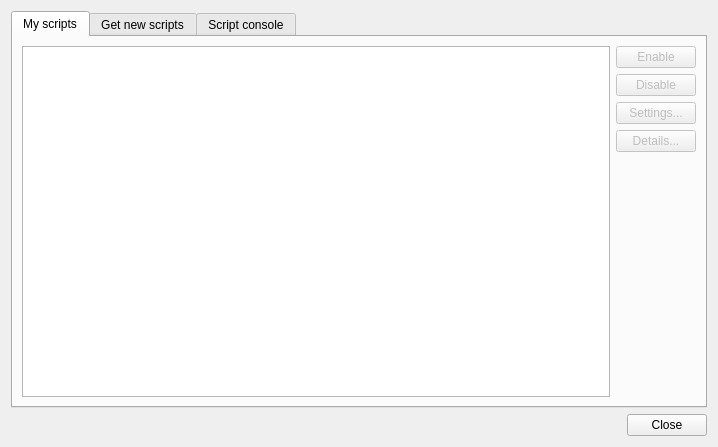
Qt form src/scripting/scriptdialog.ui (clementine-player/Clementine) before a commit.
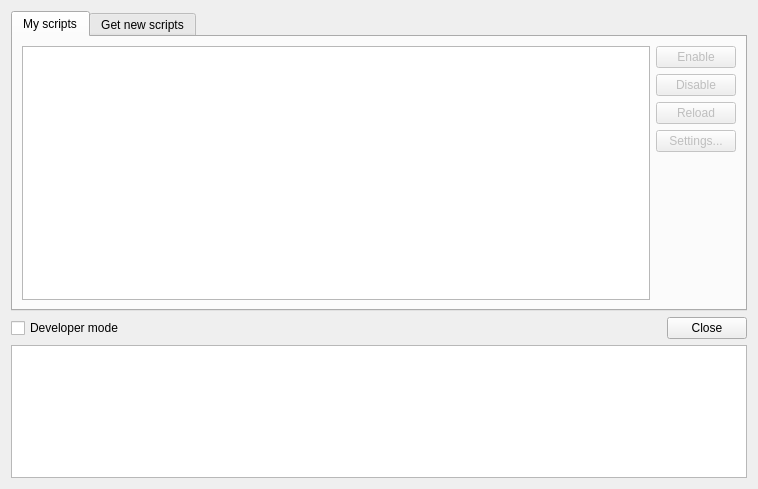
The same form after that commit. The open tabs and pages were chosen to show the change. Custom widgets are drawn as their Qt base class.

Commit message: Move the script console into a developer mode extension

Patch:
```diff
--- a/src/scripting/scriptdialog.ui
+++ b/src/scripting/scriptdialog.ui
@@ -6,8 +6,8 @@
    <rect>
     <x>0</x>
     <y>0</y>
-    <width>718</width>
-    <height>447</height>
+    <width>758</width>
+    <height>489</height>
    </rect>
   </property>
   <property name="windowTitle">
@@ -15,7 +15,13 @@
   </property>
   <layout class="QVBoxLayout" name="verticalLayout_2">
    <item>
-    <widget class="ScriptDialogTabWidget" name="tab_widget">
+    <widget class="QTabWidget" name="tab_widget">
+     <property name="minimumSize">
+      <size>
+       <width>0</width>
+       <height>300</height>
+      </size>
+     </property>
      <property name="currentIndex">
       <number>2</number>
      </property>
@@ -49,6 +55,16 @@
            </property>
           </widget>
          </item>
+         <item>
+          <widget class="QPushButton" name="reload">
+           <property name="enabled">
+            <bool>false</bool>
+           </property>
+           <property name="text">
+            <string>Reload</string>
+           </property>
+          </widget>
+         </item>
          <item>
           <widget class="QPushButton" name="settings">
            <property name="enabled">
@@ -59,16 +75,6 @@
            </property>
           </widget>
          </item>
-         <item>
-          <widget class="QPushButton" name="details">
-           <property name="enabled">
-            <bool>false</bool>
-           </property>
-           <property name="text">
-            <string>Details...</string>
-           </property>
-          </widget>
-         </item>
          <item>
           <spacer name="verticalSpacer">
            <property name="orientation">
@@ -91,45 +97,47 @@
        <string>Get new scripts</string>
       </attribute>
      </widget>
-     <widget class="QWidget" name="console_tab">
-      <attribute name="title">
-       <string>Script console</string>
-      </attribute>
-      <layout class="QVBoxLayout" name="verticalLayout_3">
-       <item>
-        <widget class="QTextEdit" name="console">
-         <property name="readOnly">
-          <bool>true</bool>
-         </property>
-         <property name="textInteractionFlags">
-          <set>Qt::TextSelectableByKeyboard|Qt::TextSelectableByMouse</set>
-         </property>
-        </widget>
-       </item>
-      </layout>
-     </widget>
     </widget>
    </item>
    <item>
-    <widget class="QDialogButtonBox" name="button_box">
-     <property name="orientation">
-      <enum>Qt::Horizontal</enum>
+    <layout class="QHBoxLayout" name="horizontalLayout_2">
+     <item>
+      <widget class="QCheckBox" name="developer_mode">
+       <property name="text">
+        <string>Developer mode</string>
+       </property>
+      </widget>
+     </item>
+     <item>
+      <widget class="QDialogButtonBox" name="button_box">
+       <property name="orientation">
+        <enum>Qt::Horizontal</enum>
+       </property>
+       <property name="standardButtons">
+        <set>QDialogButtonBox::Close</set>
+       </property>
+      </widget>
+     </item>
+    </layout>
+   </item>
+   <item>
+    <widget class="QTextEdit" name="console">
+     <property name="minimumSize">
+      <size>
+       <width>0</width>
+       <height>130</height>
+      </size>
      </property>
-     <property name="standardButtons">
-      <set>QDialogButtonBox::Close</set>
+     <property name="readOnly">
+      <bool>true</bool>
+     </property>
+     <property name="textInteractionFlags">
+      <set>Qt::TextSelectableByKeyboard|Qt::TextSelectableByMouse</set>
      </property>
     </widget>
    </item>
   </layout>
  </widget>
- <customwidgets>
-  <customwidget>
-   <class>ScriptDialogTabWidget</class>
-   <extends>QTabWidget</extends>
-   <header>scripting/scriptdialogtabwidget.h</header>
-   <container>1</container>
-  </customwidget>
- </customwidgets>
  <resources/>
  <connections>
   <connection>
```
Left out of the diff: 26 changed lines with no effect on the pictures. The commit also changes 50 other files.
